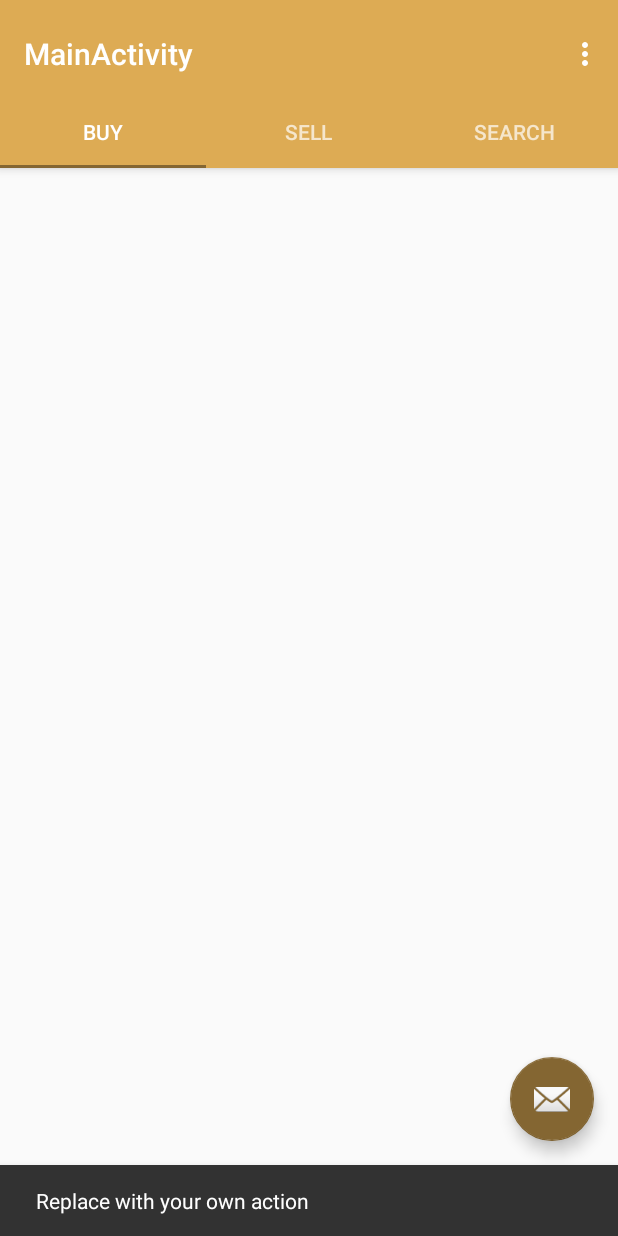
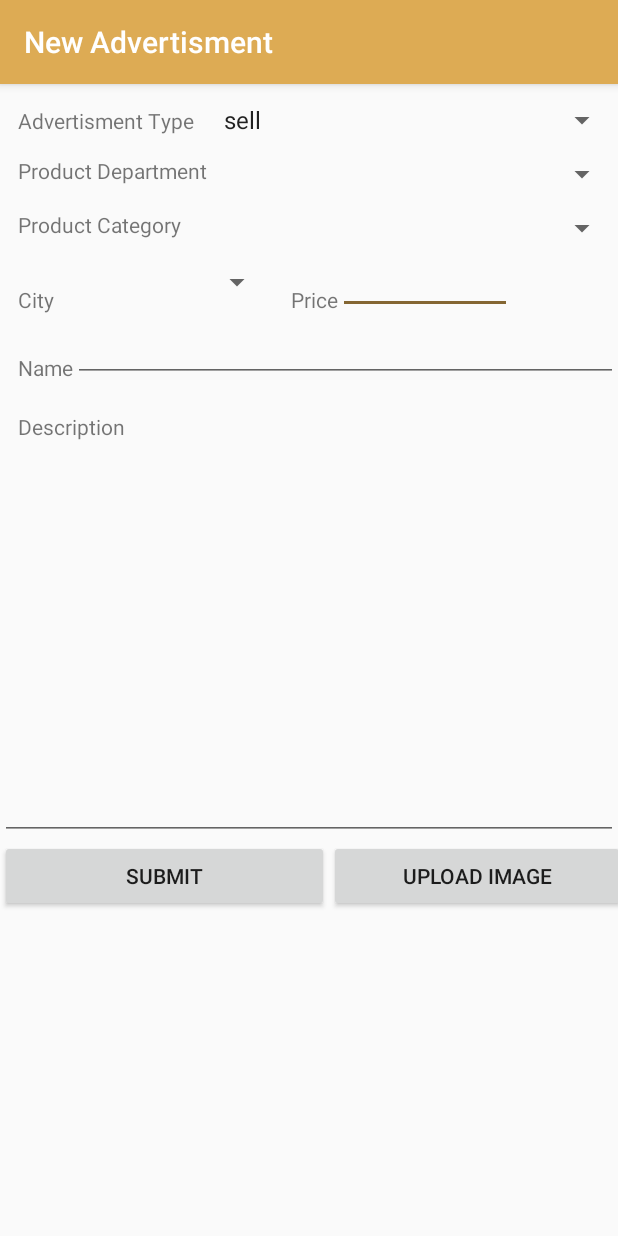
Before and after one commit to valeriikan/Sandop, an Android app: the screen it shows after launch once a user with an empty profile is signed in (MainActivity before the commit, NewAdvertismentActivity after it), after a tap on an icon or button, on a phone screen of 412 x 824 dp. Run offline under Robolectric (Android 15) with nearby library versions, the phone set to English and light mode, and no system bars; our stand-ins replace Firebase (no records; nobody signed in at launch, a user with empty details on screens opened directly), Picasso; libraries missing offline, so code that uses them is left out: com.firebase.ui; pictures from the network do not load; 4 statements that could not run were skipped.

Commit message:
new advertisment has been added

```diff
--- a/app/build.gradle
+++ b/app/build.gradle
@@ -47,6 +47,7 @@ dependencies {
     compile 'com.google.firebase:firebase-database:10.0.1'
     compile 'com.google.firebase:firebase-auth:10.0.1'
     compile 'com.google.firebase:firebase-crash:10.0.1'
+    compile 'com.google.firebase:firebase-storage:10.0.1'
     compile 'com.android.support:design:25.3.1'
     compile 'com.android.support:support-v4:25.3.1'
     testCompile 'junit:junit:4.12'
--- a/app/src/main/AndroidManifest.xml
+++ b/app/src/main/AndroidManifest.xml
@@ -3,6 +3,8 @@
     package="fi.oulu.mobisocial.sandop">
 
     <uses-permission android:name="android.permission.INTERNET" />
+    <uses-permission android:name="android.permission.WRITE_EXTERNAL_STORAGE" />
+    <uses-permission android:name="android.permission.READ_EXTERNAL_STORAGE" />
 
     <application
         android:name=".helpers.Sandop"
@@ -26,6 +28,8 @@
             android:name=".MainActivity"
             android:label="@string/title_activity_main"
             android:theme="@style/AppTheme.NoActionBar" />
+        <activity android:name=".NewAdvertismentActivity" />
+        <activity android:name=".helpers.UploadImageActivity" />
     </application>
 
 </manifest>
--- a/app/src/main/java/fi/oulu/mobisocial/sandop/BuyFragment.java
+++ b/app/src/main/java/fi/oulu/mobisocial/sandop/BuyFragment.java
@@ -46,6 +46,7 @@ public class BuyFragment extends Fragment {
         View v = inflater.inflate(R.layout.fragment_buy, container, false);
 
         productListView = (ListView) v.findViewById(R.id.lvBuyProducts);
+        productListView.setScrollContainer(true);
 
         sandOppDB = FirebaseDatabase.getInstance().getReference().child("products").child("buy");
 
@@ -65,7 +66,7 @@ public class BuyFragment extends Fragment {
                         TextView tvDescription = (TextView) v.findViewById(R.id.tvProductDescription);
                         ImageView ivImage = (ImageView) v.findViewById(R.id.ivProductImage);
 
-                        tvName.setText("Title: " + model.getName());
+                        tvName.setText(model.getName());
                         tvCity.setText("City: " + model.getCity());
                         tvPrice.setText("Price: " + model.getPrice() + " euro(s)");
                         tvOwner.setText("Buyer: " + model.getOwner());
--- a/app/src/main/java/fi/oulu/mobisocial/sandop/MainActivity.java
+++ b/app/src/main/java/fi/oulu/mobisocial/sandop/MainActivity.java
@@ -3,7 +3,6 @@ package fi.oulu.mobisocial.sandop;
 import android.content.Intent;
 import android.support.design.widget.TabLayout;
 import android.support.design.widget.FloatingActionButton;
-import android.support.design.widget.Snackbar;
 import android.support.v7.app.AppCompatActivity;
 import android.support.v7.widget.Toolbar;
 
@@ -12,14 +11,11 @@ import android.support.v4.app.FragmentManager;
 import android.support.v4.app.FragmentPagerAdapter;
 import android.support.v4.view.ViewPager;
 import android.os.Bundle;
-import android.view.LayoutInflater;
 import android.view.Menu;
 import android.view.MenuItem;
 import android.view.View;
-import android.view.ViewGroup;
 
 import android.widget.ListView;
-import android.widget.TextView;
 import android.widget.Toast;
 
 import com.google.firebase.auth.FirebaseAuth;
@@ -66,8 +62,9 @@ public class MainActivity extends AppCompatActivity {
         fab.setOnClickListener(new View.OnClickListener() {
             @Override
             public void onClick(View view) {
-                Snackbar.make(view, "Replace with your own action", Snackbar.LENGTH_LONG)
-                        .setAction("Action", null).show();
+                Intent addNewItem = new Intent(getApplicationContext(), NewAdvertismentActivity.class);
+                startActivity(addNewItem);
+                //Snackbar.make(view, "Replace with your own action", Snackbar.LENGTH_LONG).setAction("Action", null).show();
             }
         });
 
--- /dev/null
+++ b/app/src/main/java/fi/oulu/mobisocial/sandop/NewAdvertismentActivity.java
@@ -0,0 +1,314 @@
+package fi.oulu.mobisocial.sandop;
+
+import android.*;
+import android.Manifest;
+import android.app.Activity;
+import android.content.Intent;
+import android.content.SharedPreferences;
+import android.content.pm.PackageManager;
+import android.database.Cursor;
+import android.graphics.Bitmap;
+import android.graphics.BitmapFactory;
+import android.net.Uri;
+import android.os.Bundle;
+import android.provider.MediaStore;
+import android.support.annotation.NonNull;
+import android.support.v7.app.AppCompatActivity;
+import android.util.Log;
+import android.view.View;
+import android.widget.AdapterView;
+import android.widget.ArrayAdapter;
+import android.widget.Button;
+import android.widget.EditText;
+import android.widget.Spinner;
+import android.widget.TextView;
+import android.widget.Toast;
+
+import com.google.android.gms.tasks.OnFailureListener;
+import com.google.android.gms.tasks.OnSuccessListener;
+import com.google.firebase.auth.FirebaseAuth;
+import com.google.firebase.auth.FirebaseUser;
+import com.google.firebase.database.DataSnapshot;
+import com.google.firebase.database.DatabaseError;
+import com.google.firebase.database.DatabaseReference;
+import com.google.firebase.database.FirebaseDatabase;
+import com.google.firebase.database.ValueEventListener;
+import com.google.firebase.storage.FirebaseStorage;
+import com.google.firebase.storage.StorageReference;
+import com.google.firebase.storage.UploadTask;
+
+import java.io.File;
+import java.io.FileInputStream;
+import java.io.FileNotFoundException;
+import java.io.InputStream;
+import java.util.ArrayList;
+
+import fi.oulu.mobisocial.sandop.helpers.UploadImageActivity;
+import fi.oulu.mobisocial.sandop.helpers.User;
+import fi.oulu.mobisocial.sandop.helpers.Product;
+
+/**
+ * Created by Majid on 4/26/2017.
+ */
+
+public class NewAdvertismentActivity extends AppCompatActivity {
+
+    private static int RESULT_LOAD_IMAGE =5000;
+    private int MY_PERMISSIONS_REQUEST_READ_EXTERNAL_STORAGE = 1000;
+    private String imagePath = "";
+
+    //firebase database reference
+    private DatabaseReference dbRef = FirebaseDatabase.getInstance().getReference();
+
+    Spinner spDep;
+    Spinner spCat;
+    Spinner spCity;
+    Spinner spType;
+
+    //declaration of edit texts
+    EditText etName;
+    EditText etPrice;
+    EditText etDesc;
+
+    //declaration of text views
+    TextView tvImagePath;
+
+    protected void onCreate(Bundle savedInstanceState)
+    {
+        super.onCreate(savedInstanceState);
+        setContentView(R.layout.activity_new_advertisment);
+        setTitle("New Advertisment");
+
+        //declaration of textviews
+        tvImagePath = (TextView) findViewById(R.id.tvAdImagePath);
+
+        //declaration of spinners
+        spDep = (Spinner) findViewById(R.id.spAdDepartment);
+        spCat = (Spinner) findViewById(R.id.spAdCategory);
+        spCity = (Spinner) findViewById(R.id.spAdCity);
+        spType = (Spinner) findViewById(R.id.spAdType);
+
+        //declaration of edittexts
+        etName = (EditText) findViewById(R.id.etAdName);
+        etPrice = (EditText) findViewById(R.id.etAdPrice);
+        etDesc = (EditText) findViewById(R.id.etAdDescription);
+
+        //declaration of submit button and its action
+        Button btnSubmit = (Button) findViewById(R.id.btnAdSubmit);
+        Button btnUploadImage = (Button) findViewById(R.id.btnLoadImage);
+
+        //click listener for submit button
+        btnSubmit.setOnClickListener(new View.OnClickListener() {
+            @Override
+            public void onClick(View v) {
+                if (spDep.getSelectedItemPosition() >= 0 && spCat.getSelectedItemPosition() >= 0 && spCity.getSelectedItemPosition() >= 0) {
+                    if (!etName.getText().equals("") && !etPrice.getText().equals("") && !etDesc.getText().equals("")) {
+                        addNewAdvertisment(imagePath);
+                    } else
+                        Toast.makeText(getApplicationContext(), "One of fields is empty! please fill them all and try again", Toast.LENGTH_LONG).show();
+                }
+                else
+                    Toast.makeText(getApplicationContext(), "Department or Category is not selected! please specify them and try again", Toast.LENGTH_LONG).show();
+            }
+        });
+
+        //click listener for Upload button
+        btnUploadImage.setOnClickListener(new View.OnClickListener() {
+            @Override
+            public void onClick(View v) {
+                /*Intent upload = new Intent(getApplicationContext(), UploadImageActivity.class);
+                startActivity(upload);
+                */
+                Intent i = new Intent(
+                        Intent.ACTION_PICK, android.provider.MediaStore.Images.Media.EXTERNAL_CONTENT_URI);
+
+                startActivityForResult(i, RESULT_LOAD_IMAGE);
+            }
+        });
+        //adding buy or sell options to ad type spinner
+        setTypeItems();
+
+        //load departments to department spinner
+        loadDepartments();
+
+        //load cities in Finland into city spinner
+        loadCities();
+
+        //event listener for department spinner in order to enable and load categories to category spinner
+        //when user selects one specific department
+        spDep.setOnItemSelectedListener(new AdapterView.OnItemSelectedListener() {
+            @Override
+            public void onItemSelected(AdapterView<?> parent, View view, int position, long id) {
+                loadCategories(parent.getItemAtPosition(position).toString());
+            }
+
+            @Override
+            public void onNothingSelected(AdapterView<?> parent) {
+
+            }
+        });
+    }
+
+    private void setTypeItems()
+    {
+        String[] types = {"sell","buy"};
+        ArrayAdapter<String> adapter = new ArrayAdapter<String>(this, android.R.layout.simple_spinner_item,types);
+        adapter.setDropDownViewResource(android.R.layout.simple_spinner_dropdown_item);
+        spType.setAdapter(adapter);
+    }
+
+    private void loadDepartments()
+    {
+        final ArrayList<String> list = new ArrayList<>();
+        DatabaseReference childRef = dbRef.child("items");
+        childRef.addListenerForSingleValueEvent(new ValueEventListener() {
+            @Override
+            public void onDataChange(DataSnapshot dataSnapshot) {
+                for (DataSnapshot ds : dataSnapshot.getChildren())
+                {
+                    list.add(ds.getKey());
+                }
+                ArrayAdapter<String> adapter = new ArrayAdapter<String>(getApplication(), android.R.layout.simple_spinner_item, list);
+                adapter.setDropDownViewResource(android.R.layout.simple_spinner_dropdown_item);
+                spDep.setAdapter(adapter);
+            }
+
+            @Override
+            public void onCancelled(DatabaseError databaseError) {
+
+            }
+        });
+    }
+
+    private void loadCities()
+    {
+        final ArrayList<String> list = new ArrayList<>();
+        DatabaseReference childRef = dbRef.child("city");
+
+        childRef.addListenerForSingleValueEvent(new ValueEventListener() {
+            @Override
+            public void onDataChange(DataSnapshot dataSnapshot) {
+                for (DataSnapshot ds : dataSnapshot.getChildren())
+                {
+                    list.add(ds.getValue(String.class));
+                }
+                ArrayAdapter<String> adapter = new ArrayAdapter<String>(getApplication(), android.R.layout.simple_spinner_item, list);
+                adapter.setDropDownViewResource(android.R.layout.simple_spinner_dropdown_item);
+                spCity.setAdapter(adapter);
+            }
+
+            @Override
+            public void onCancelled(DatabaseError databaseError) {
+
+            }
+        });
+    }
+
+    private void loadCategories(String selectedItem)
+    {
+        final ArrayList<String> list = new ArrayList<>();
+        DatabaseReference childRef = dbRef.child("items").child(selectedItem);
+
+        childRef.addListenerForSingleValueEvent(new ValueEventListener() {
+            @Override
+            public void onDataChange(DataSnapshot dataSnapshot) {
+                for (DataSnapshot ds : dataSnapshot.getChildren())
+                {
+                    list.add(ds.getValue(String.class));
+                }
+                ArrayAdapter<String> adapter = new ArrayAdapter<String>(getApplication(), android.R.layout.simple_spinner_item, list);
+                adapter.setDropDownViewResource(android.R.layout.simple_spinner_dropdown_item);
+                spCat.setAdapter(adapter);
+            }
+
+            @Override
+            public void onCancelled(DatabaseError databaseError) {
+
+            }
+        });
+    }
+
+    private String getOwnerName()
+    {
+        FirebaseUser user = FirebaseAuth.getInstance().getCurrentUser();
+        return user.getDisplayName();
+    }
+
+    @Override
+    protected void onActivityResult(int requestCode, int resultCode, Intent data) {
+        super.onActivityResult(requestCode, resultCode, data);
+
+        if (requestCode == RESULT_LOAD_IMAGE && resultCode == RESULT_OK && null != data) {
+            Uri selectedImage = data.getData();
+            String[] filePathColumn = {MediaStore.Images.Media.DATA};
+
+            Cursor cursor = getContentResolver().query(selectedImage,
+                    filePathColumn, null, null, null);
+            cursor.moveToFirst();
+
+            int columnIndex = cursor.getColumnIndex(filePathColumn[0]);
+            imagePath = cursor.getString(columnIndex);
+            cursor.close();
+            tvImagePath.setText("product image location: " + imagePath);
+        }
+    }
+
+    private void addNewAdvertisment(String filePath)
+    {
+        if (checkSelfPermission(Manifest.permission.READ_EXTERNAL_STORAGE)
+                != PackageManager.PERMISSION_GRANTED) {
+
+            // Should we show an explanation?
+            if (shouldShowRequestPermissionRationale(
+                    Manifest.permission.READ_EXTERNAL_STORAGE)) {
+                // Explain to the user why we need to read the contacts
+            }
+
+            requestPermissions(new String[]{Manifest.permission.READ_EXTERNAL_STORAGE}, MY_PERMISSIONS_REQUEST_READ_EXTERNAL_STORAGE);
+
+            // MY_PERMISSIONS_REQUEST_READ_EXTERNAL_STORAGE is an
+            // app-defined int constant that should be quite unique
+
+            return;
+        }
+
+        // Create a storage reference from our app
+        FirebaseStorage storage = FirebaseStorage.getInstance();
+        StorageReference storageRef = storage.getReference();
+
+        Uri file = Uri.fromFile(new File(filePath));
+        StorageReference riversRef = storageRef.child("images/"+file.getLastPathSegment());
+        UploadTask uploadTask = riversRef.putFile(file);
+
+        // Register observers to listen for when the download is done or if it fails
+        uploadTask.addOnFailureListener(new OnFailureListener() {
+            @Override
+            public void onFailure(@NonNull Exception exception) {
+                // Handle unsuccessful uploads
+            }
+        }).addOnSuccessListener(new OnSuccessListener<UploadTask.TaskSnapshot>() {
+            @Override
+            public void onSuccess(UploadTask.TaskSnapshot taskSnapshot) {
+                // taskSnapshot.getMetadata() contains file metadata such as size, content-type, and download URL.
+                @SuppressWarnings("VisibleForTests") Uri productImageURL = taskSnapshot.getDownloadUrl();
+
+                String type, department, category, name, owner, price, city, description, image;
+
+                type = spType.getSelectedItem().toString();
+                department = spDep.getSelectedItem().toString();
+                category = spCat.getSelectedItem().toString();
+                name = etName.getText().toString();
+                owner = getOwnerName(); //// TODO: 4/26/2017 adding the code of owner
+                image = productImageURL.toString(); //// TODO: 4/26/2017 adding the code of image
+                price = etPrice.getText().toString();
+                city = spCity.getSelectedItem().toString();
+                description = etDesc.getText().toString();
+
+                DatabaseReference childRef = dbRef.child("products").child(type);
+                Product newProduct = new Product(owner, name, city, image, price, description, department, category);
+                childRef.push().setValue(newProduct);
+                finish();
+            }
+        });
+    }
+}
--- a/app/src/main/java/fi/oulu/mobisocial/sandop/SellFragment.java
+++ b/app/src/main/java/fi/oulu/mobisocial/sandop/SellFragment.java
@@ -56,7 +56,7 @@ public class SellFragment extends Fragment{
                 TextView tvDescription = (TextView) v.findViewById(R.id.tvProductDescription);
                 ImageView ivImage = (ImageView) v.findViewById(R.id.ivProductImage);
 
-                tvName.setText("Title: " + model.getName());
+                tvName.setText(model.getName());
                 tvCity.setText("City: " + model.getCity());
                 tvPrice.setText("Price: " + model.getPrice() + " euro(s)");
                 tvOwner.setText("Seller: " + model.getOwner());
--- a/app/src/main/java/fi/oulu/mobisocial/sandop/helpers/CustomAdapter.java
+++ b/app/src/main/java/fi/oulu/mobisocial/sandop/helpers/CustomAdapter.java
@@ -92,10 +92,10 @@ public class CustomAdapter extends ArrayAdapter<Product> implements View.OnClick
         //lastPosition = position;
 
 
-        viewHolder.tvName.setText("Title: " + dataModel.getName());
+        viewHolder.tvName.setText(dataModel.getName());
         viewHolder.tvCity.setText("City: " + dataModel.getCity());
         viewHolder.tvOwner.setText("Owner: " + dataModel.getOwner());
-        viewHolder.tvPrice.setText("Price : " + dataModel.getPrice() + "euro(s)");
+        viewHolder.tvPrice.setText("Price : " + dataModel.getPrice() + " euro(s)");
         viewHolder.tvDescription.setText("Description: " + dataModel.getDescription());
         Picasso.with(getContext()).load(dataModel.getImage()).resize(100,100).into(viewHolder.ivImage);
         //viewHolder.ivImage.setOnClickListener(this);
--- /dev/null
+++ b/app/src/main/res/layout/activity_new_advertisment.xml
@@ -0,0 +1,150 @@
+<?xml version="1.0" encoding="utf-8"?>
+<LinearLayout xmlns:android="http://schemas.android.com/apk/res/android"
+    android:orientation="vertical" android:layout_width="match_parent"
+    android:layout_height="match_parent"
+    android:weightSum="1">
+    <LinearLayout
+        android:layout_width="match_parent"
+        android:layout_height="wrap_content"
+        android:orientation="horizontal">
+
+        <TextView
+            android:layout_width="wrap_content"
+            android:layout_height="wrap_content"
+            android:layout_marginLeft="12dp"
+            android:layout_marginTop="12dp"
+            android:text="Advertisment Type" />
+
+        <Spinner
+            android:id="@+id/spAdType"
+            android:layout_width="match_parent"
+            android:layout_height="wrap_content"
+            android:layout_marginLeft="12dp"
+            android:layout_marginTop="12dp" />
+    </LinearLayout>
+    <LinearLayout
+        android:layout_width="match_parent"
+        android:layout_height="wrap_content"
+        android:orientation="horizontal">
+
+        <TextView
+            android:layout_width="wrap_content"
+            android:layout_height="wrap_content"
+            android:layout_marginLeft="12dp"
+            android:layout_marginTop="12dp"
+            android:text="Product Department" />
+        <Spinner
+            android:layout_width="match_parent"
+            android:layout_height="wrap_content"
+            android:id="@+id/spAdDepartment"
+            android:layout_marginTop="12dp"/>
+
+    </LinearLayout>
+    <LinearLayout
+        android:layout_width="match_parent"
+        android:layout_height="wrap_content"
+        android:orientation="horizontal">
+
+        <TextView
+            android:layout_width="wrap_content"
+            android:layout_height="wrap_content"
+            android:layout_marginLeft="12dp"
+            android:layout_marginTop="12dp"
+            android:text="Product Category" />
+
+        <Spinner
+            android:id="@+id/spAdCategory"
+            android:layout_width="match_parent"
+            android:layout_height="wrap_content"
+            android:layout_marginLeft="12dp"
+            android:layout_marginTop="12dp" />
+    </LinearLayout>
+    <LinearLayout
+        android:layout_width="match_parent"
+        android:layout_height="wrap_content"
+        android:orientation="horizontal">
+
+        <TextView
+            android:layout_width="wrap_content"
+            android:layout_height="wrap_content"
+            android:layout_marginLeft="12dp"
+            android:layout_marginTop="12dp"
+            android:text="City" />
+
+        <Spinner
+            android:id="@+id/spAdCity"
+            android:layout_width="134dp"
+            android:layout_height="wrap_content"
+            android:layout_marginLeft="12dp"
+            android:layout_marginTop="12dp"/>
+
+        <TextView
+            android:layout_width="wrap_content"
+            android:layout_height="wrap_content"
+            android:layout_marginLeft="12dp"
+            android:layout_marginTop="12dp"
+            android:text="Price" />
+
+        <EditText
+            android:layout_width="116dp"
+            android:layout_height="wrap_content"
+            android:id="@+id/etAdPrice"/>
+    </LinearLayout>
+    <LinearLayout
+        android:layout_width="match_parent"
+        android:layout_height="wrap_content"
+        android:orientation="horizontal">
+
+        <TextView
+            android:layout_width="wrap_content"
+            android:layout_height="wrap_content"
+            android:layout_marginLeft="12dp"
+            android:layout_marginTop="12dp"
+            android:text="Name" />
+        <EditText
+            android:layout_width="match_parent"
+            android:layout_height="wrap_content"
+            android:id="@+id/etAdName"/>
+    </LinearLayout>
+
+    <TextView
+        android:layout_width="wrap_content"
+        android:layout_height="wrap_content"
+        android:layout_marginLeft="12dp"
+        android:layout_marginTop="20dp"
+        android:text="Description" />
+
+    <EditText
+        android:id="@+id/etAdDescription"
+        android:layout_width="match_parent"
+        android:layout_height="wrap_content"
+        android:layout_weight="0.53"
+        android:ems="10"
+        android:inputType="textMultiLine" />
+
+    <LinearLayout
+        android:layout_width="match_parent"
+        android:layout_height="wrap_content"
+        android:orientation="horizontal"
+        android:weightSum="1">
+        <Button
+            android:layout_width="166dp"
+            android:layout_height="wrap_content"
+            android:id="@+id/btnAdSubmit"
+            android:text="Submit"
+            android:layout_weight="1.10" />
+
+        <Button
+            android:id="@+id/btnLoadImage"
+            android:layout_width="197dp"
+            android:layout_height="wrap_content"
+            android:text="Upload Image" />
+
+    </LinearLayout>
+
+    <TextView
+        android:id="@+id/tvAdImagePath"
+        android:layout_width="match_parent"
+        android:layout_height="wrap_content" />
+
+</LinearLayout>
--- a/app/src/main/res/layout/fragment_buy.xml
+++ b/app/src/main/res/layout/fragment_buy.xml
@@ -1,11 +1,10 @@
-<RelativeLayout xmlns:android="http://schemas.android.com/apk/res/android"
+<LinearLayout xmlns:android="http://schemas.android.com/apk/res/android"
     xmlns:tools="http://schemas.android.com/tools"
     android:layout_width="match_parent"
     android:layout_height="match_parent"
     tools:context="fi.oulu.mobisocial.sandop.BuyFragment">
 
     <!-- TODO: Update blank fragment layout -->
-
     <ListView
         android:id="@+id/lvBuyProducts"
         android:layout_width="match_parent"
@@ -13,4 +12,4 @@
         android:layout_alignParentLeft="true"
         android:layout_alignParentStart="true"
         android:layout_alignParentTop="true" />
-</RelativeLayout>
+</LinearLayout>
--- a/app/src/main/res/layout/row_model.xml
+++ b/app/src/main/res/layout/row_model.xml
@@ -15,27 +15,32 @@
         android:orientation="vertical">
 
         <TextView
+            android:layout_marginLeft="10dp"
             android:id="@+id/tvProductName"
             android:layout_width="match_parent"
             android:layout_height="wrap_content"
             android:textStyle="bold" />
 
         <TextView
+            android:layout_marginLeft="10dp"
             android:id="@+id/tvProductCity"
             android:layout_width="match_parent"
             android:layout_height="wrap_content" />
 
         <TextView
+            android:layout_marginLeft="10dp"
             android:id="@+id/tvProductOwner"
             android:layout_width="match_parent"
             android:layout_height="wrap_content" />
 
         <TextView
+            android:layout_marginLeft="10dp"
             android:id="@+id/tvProductPrice"
             android:layout_width="match_parent"
             android:layout_height="wrap_content" />
 
         <TextView
+            android:layout_marginLeft="10dp"
             android:id="@+id/tvProductDescription"
             android:layout_width="match_parent"
             android:layout_height="wrap_content" />
```
Also changed, not shown: app/src/main/java/fi/oulu/mobisocial/sandop/helpers/UploadImageActivity.java (added, +51 -0 lines), app/src/main/java/fi/oulu/mobisocial/sandop/helpers/User.java (added, +26 -0 lines), app/src/main/res/layout/activity_upload_image.xml (added, +18 -0 lines), app/src/main/res/layout/fragment_search.xml (+23 -21 lines), app/src/main/res/layout/spinner_item.xml (added, +14 -0 lines).
